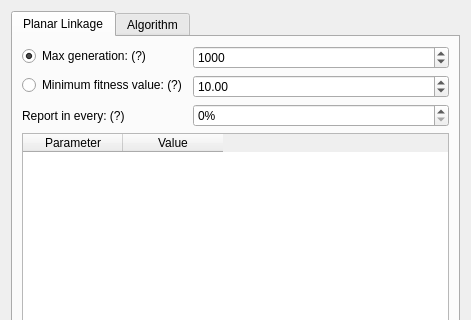
Old version of the form core/synthesis/DimensionalSynthesis/DimensionalSynthesis_dialog/options.ui in the repository KmolYuan/Pyslvs-UI; both pictures show x 0 to 471 and y 0 to 320 of the 471 by 553 pixel window.
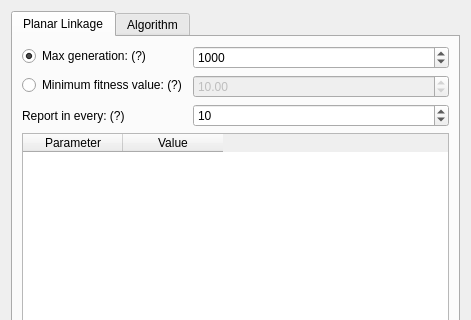
New version of the form. Icons and pictures are not drawn.

The edit to the form file:
```diff
--- a/core/synthesis/DimensionalSynthesis/DimensionalSynthesis_dialog/options.ui
+++ b/core/synthesis/DimensionalSynthesis/DimensionalSynthesis_dialog/options.ui
@@ -80,6 +80,9 @@
          </item>
          <item row="2" column="1">
           <widget class="QDoubleSpinBox" name="minFit">
+           <property name="enabled">
+            <bool>false</bool>
+           </property>
            <property name="value">
             <double>10.000000000000000</double>
            </property>
@@ -97,11 +100,8 @@
          </item>
          <item row="3" column="1">
           <widget class="QSpinBox" name="report">
-           <property name="suffix">
-            <string>%</string>
-           </property>
-           <property name="maximum">
-            <number>100</number>
+           <property name="value">
+            <number>10</number>
            </property>
           </widget>
          </item>
```
Left out of the diff: 36 changed lines with no effect on the pictures.
